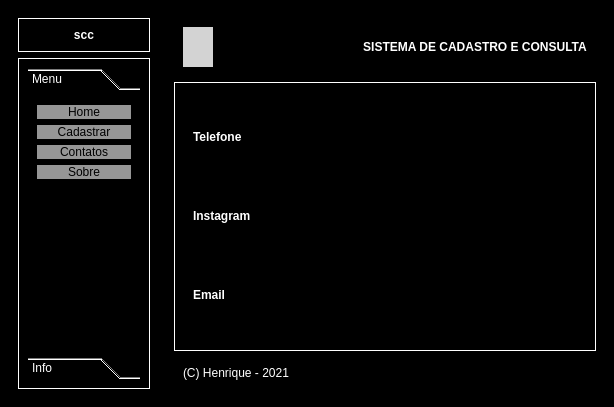
First picture: the form in layout.ui, repository euqIrn3h/App-Consulta-Cadastro-de-Empresas-Python-Qt, before the edit.
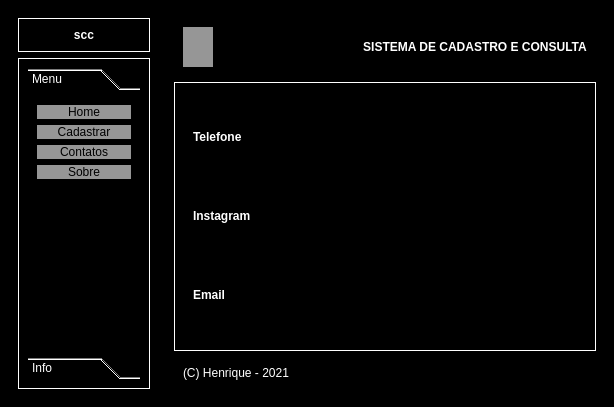
Second picture: the form after the edit. The open tabs and pages were chosen to show the change. Icons and pictures are not drawn.

```diff
--- a/layout.ui
+++ b/layout.ui
@@ -235,7 +235,15 @@
        <item>
         <widget class="QFrame" name="TopFrame">
          <property name="styleSheet">
-          <string notr="true"/>
+          <string notr="true">QPushButton{
+background-color:rgb(150,150,150);
+color:rgb(0,0,0)
+}
+
+QPushButton:hover{
+background-color:rgb(255,255,255);
+color:rgb(0,0,0)
+}</string>
          </property>
          <property name="frameShape">
           <enum>QFrame::StyledPanel</enum>
@@ -259,7 +267,13 @@
              </size>
             </property>
             <property name="styleSheet">
-             <string notr="true">background-color: rgb(211, 211, 211);</string>
+             <string notr="true">background-image: url(:/icon/toogle.png);
+border-style:solid;
+border-width:1px;
+border-color:white;
+hover{
+background-color:rgb(255,255,255);
+}</string>
             </property>
             <property name="text">
              <string/>
```
Left out of the diff: 4 changed lines with no effect on the pictures.
